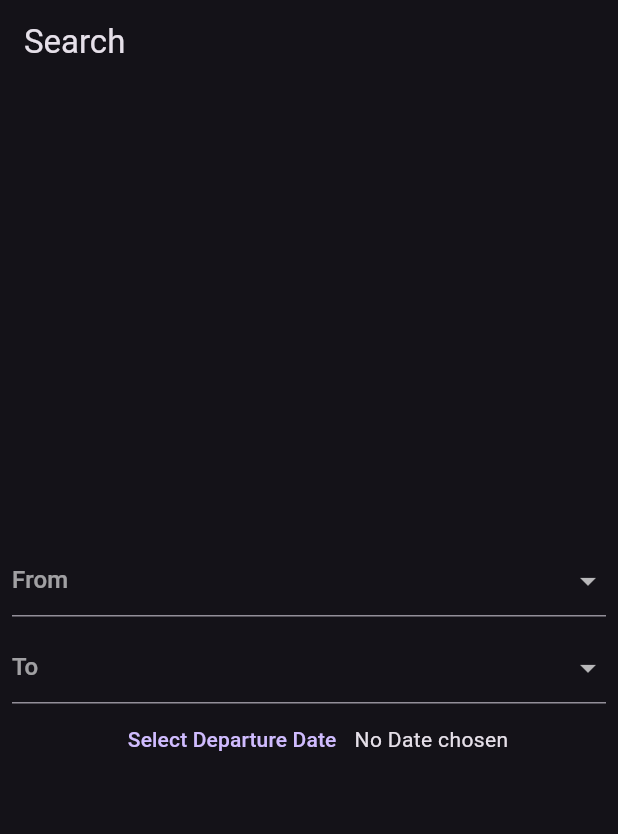
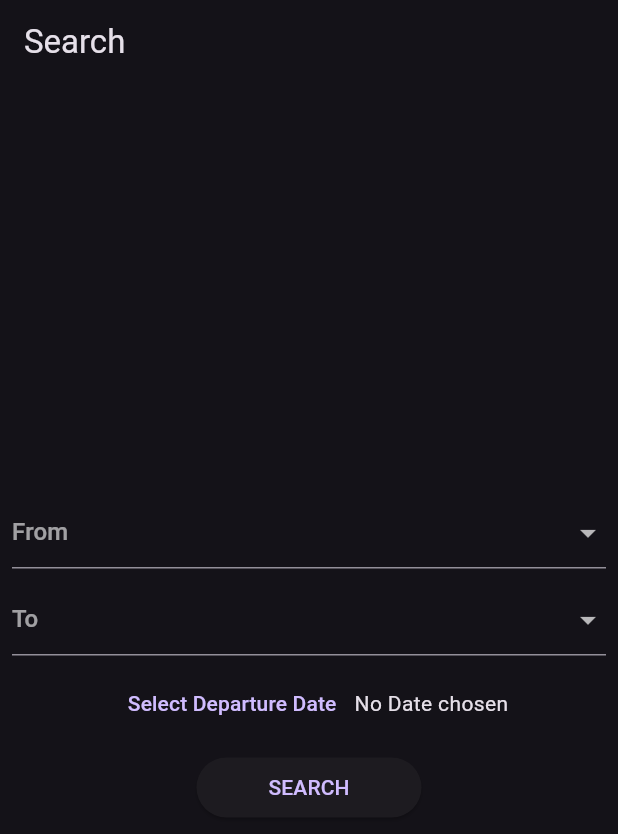
Before and after one commit to TungstenRust/bus_reservation, a Flutter app: the screen it shows after launch, on a phone screen of 412 x 824 dp. Shown: the top 834 px of the screen. Run offline on Flutter 3.47's test engine with Material 3 defaults, Android fonts, the phone set to English and light mode, and no system bars.

Commit message:
Scaffold message Please select the date while pressing Search activates

```diff
--- a/bus_reservation_udemy/lib/pages/search_page.dart
+++ b/bus_reservation_udemy/lib/pages/search_page.dart
@@ -12,6 +12,7 @@ class SearchPage extends StatefulWidget {
 class _SearchPageState extends State<SearchPage> {
   String? fromCity, toCity;
   DateTime? departureDate;
+  final _formKey = GlobalKey<FormState>();
   @override
   Widget build(BuildContext context) {
     return Scaffold(
@@ -19,6 +20,7 @@ class _SearchPageState extends State<SearchPage> {
         title: const Text('Search'),
       ),
       body: Form(
+        key: _formKey,
         child: Center(
           child: ListView(
           shrinkWrap: true,
@@ -67,7 +69,9 @@ class _SearchPageState extends State<SearchPage> {
                 toCity = value;
               },
             ),
-            Row(
+            Padding(
+              padding: const EdgeInsets.all(8.0),
+              child: Row(
                 mainAxisAlignment: MainAxisAlignment.center,
                 children: [
                   TextButton(
@@ -76,7 +80,18 @@ class _SearchPageState extends State<SearchPage> {
                   ),
                   Text(departureDate==null ? 'No Date chosen' : getFormattedDate(departureDate!, pattern: 'EEE MMM dd, yyyy')),
                 ],
+              ),
+            ),
+            Center(
+              child: SizedBox(
+                width: 150,
+                child: ElevatedButton(
+                    onPressed: _search,
+                    child: const Text('SEARCH'),
+                ),
+              ),
             )
+
           ],
         ),
           ),
@@ -97,4 +112,15 @@ class _SearchPageState extends State<SearchPage> {
       });
     }
   }
+
+  void _search() {
+    if(departureDate == null){
+      ScaffoldMessenger.of(context)
+      .showSnackBar(SnackBar(content: Text('Please select a departure date')));
+      return;
     }
+    if(_formKey.currentState!.validate()){
+
+    }
+  }
+}
```
Lines whose indentation alone changed are shown as unchanged.
